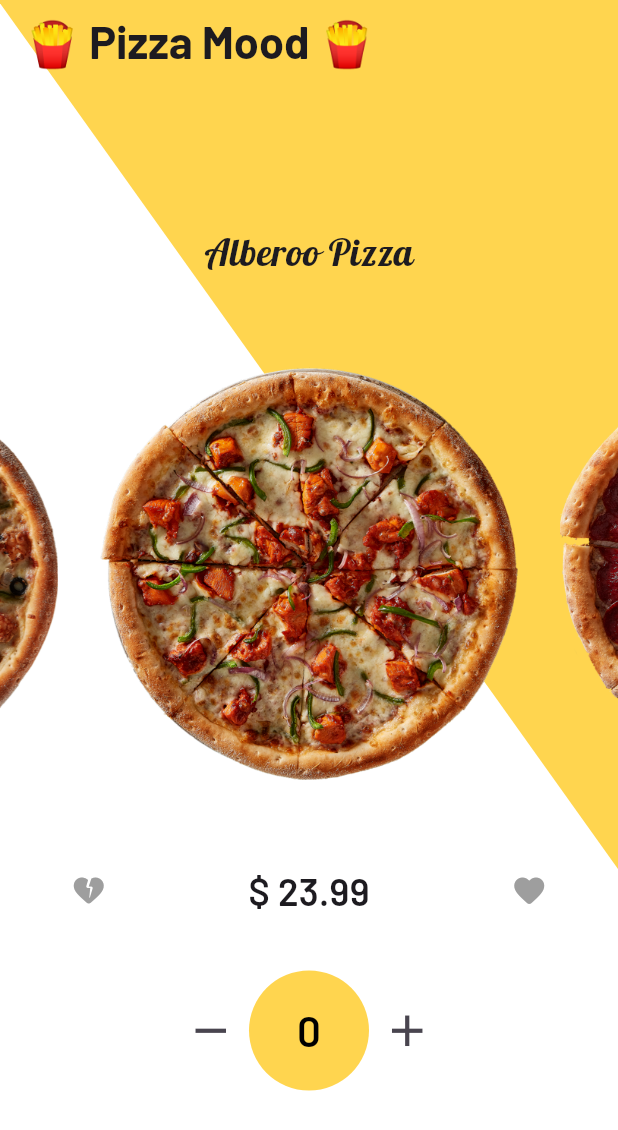
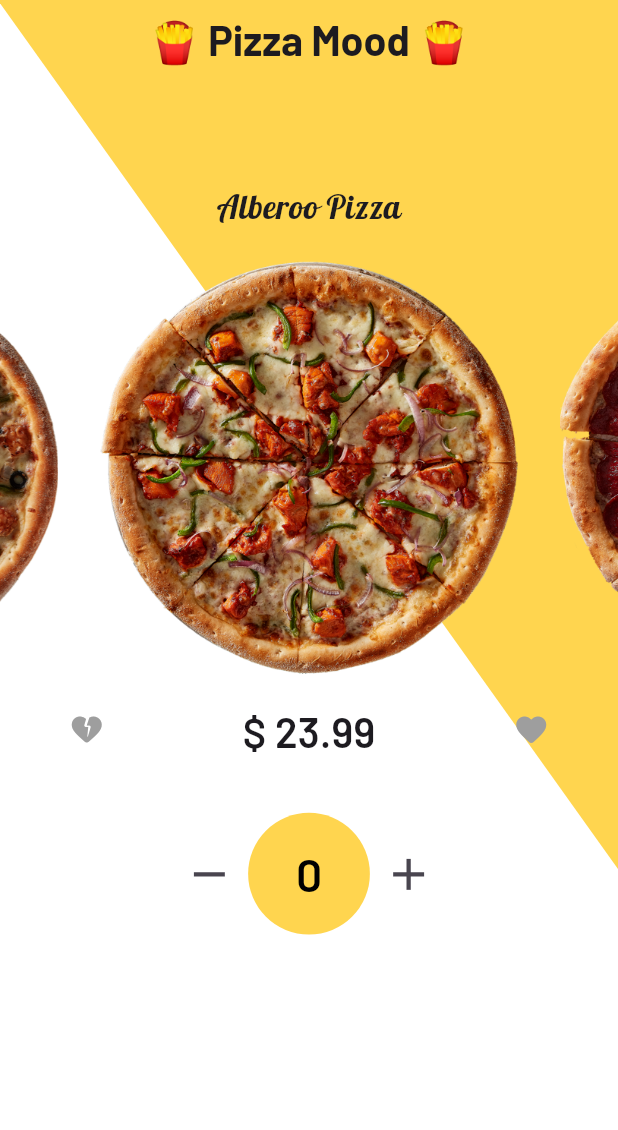
Before and after one commit to pouyamaroufi/Flutter-Food-App-UI, a Flutter app: the screen it shows after launch, on a phone screen of 412 x 824 dp. Shown: the top 1130 px of the screen. Run offline on Flutter 3.47's test engine with Material 2 defaults, Android fonts, the phone set to English and light mode, and no system bars; drawn by our look-alikes of carousel_slider; our stand-ins replace countup, flutter_staggered_animations, get, google_fonts, lottie; missing offline and left inert: avatar_stack.

Commit message:
improvment ui layout

```diff
--- a/lib/pizza_screen.dart
+++ b/lib/pizza_screen.dart
@@ -3,6 +3,7 @@ import 'package:carousel_slider/carousel_slider.dart';
 import 'package:flutter/material.dart';
 import 'package:foodapp/btn_widget.dart';
 import 'package:foodapp/controller.dart';
+import 'package:foodapp/responsive.dart';
 import 'package:foodapp/salad_screen.dart';
 import 'package:foodapp/triangle_painter.dart';
 import 'package:get/get.dart';
@@ -18,10 +19,11 @@ class PizzaScreen extends StatelessWidget {
     return Scaffold(
       extendBodyBehindAppBar: true,
       appBar: AppBar(
+        centerTitle: true,
         title: Text(
           '🍟 Pizza Mood 🍟',
           style: GoogleFonts.getFont('Barlow',
-              fontSize: 30, fontWeight: FontWeight.bold),
+              fontSize: resW(25), fontWeight: FontWeight.bold),
         ),
       ),
       body: Obx(
@@ -67,13 +69,12 @@ class PizzaScreen extends StatelessWidget {
                           ),
                         ),
                         children: [
-                          const SizedBox(
-                            height: 150,
-                          ),
+                          SizedBox(height: resH(120)),
                           Text(
                             controller
                                 .foodList[controller.contentIndex.value].name!,
-                            style: GoogleFonts.getFont('Lobster', fontSize: 25),
+                            style: GoogleFonts.getFont('Lobster',
+                                fontSize: resW(20)),
                           ),
                           CarouselSlider.builder(
                             itemCount: controller.foodList.length,
@@ -85,7 +86,7 @@ class PizzaScreen extends StatelessWidget {
                                     child: Image.asset(
                                         'assets/images/${controller.foodList[i].image!}')),
                             options: CarouselOptions(
-                                height: 390,
+                                height: resH(310),
                                 aspectRatio: 1,
                                 viewportFraction: 0.7,
                                 initialPage: 0,
@@ -109,7 +110,8 @@ class PizzaScreen extends StatelessWidget {
                               Text(
                                 '\$ ${controller.foodList[controller.contentIndex.value].price!}',
                                 style: GoogleFonts.getFont('Barlow',
-                                    fontSize: 25, fontWeight: FontWeight.w600),
+                                    fontSize: resW(25),
+                                    fontWeight: FontWeight.w600),
                               ),
                               const Icon(
                                 Icons.favorite_rounded,
@@ -117,12 +119,12 @@ class PizzaScreen extends StatelessWidget {
                               ),
                             ],
                           ),
-                          const SizedBox(height: 35),
+                          SizedBox(height: resH(35)),
                           Row(
                             mainAxisAlignment: MainAxisAlignment.center,
                             children: [
                               IconButton(
-                                iconSize: 35,
+                                iconSize: resH(35),
                                 onPressed: () {
                                   if (controller
                                           .foodList[
@@ -146,7 +148,7 @@ class PizzaScreen extends StatelessWidget {
                                 ),
                               ),
                               CircleAvatar(
-                                radius: 40,
+                                radius: resH(40),
                                 backgroundColor: Colors.amber[300]!,
                                 child: Center(
                                   child: Text(
@@ -155,14 +157,14 @@ class PizzaScreen extends StatelessWidget {
                                         .item
                                         .toString(),
                                     style: GoogleFonts.getFont('Barlow',
-                                        fontSize: 28,
+                                        fontSize: resW(28),
                                         fontWeight: FontWeight.w600,
                                         color: Colors.black),
                                   ),
                                 ),
                               ),
                               IconButton(
-                                iconSize: 35,
+                                iconSize: resH(35),
                                 onPressed: () {
                                   controller
                                       .foodList[controller.contentIndex.value]
@@ -200,7 +202,7 @@ class PizzaScreen extends StatelessWidget {
                                       Expanded(
                                         flex: 5,
                                         child: AvatarStack(
-                                          height: 50,
+                                          height: resH(50),
                                           avatars: [
                                             for (var n = 0;
                                                 n < controller.orderList.length;
@@ -216,7 +218,7 @@ class PizzaScreen extends StatelessWidget {
                                           'X ${controller.orderList.length}',
                                           textAlign: TextAlign.end,
                                           style: GoogleFonts.getFont('Barlow',
-                                              fontSize: 28,
+                                              fontSize: resW(28),
                                               fontWeight: FontWeight.w600,
                                               color: Colors.black),
                                         ),
--- /dev/null
+++ b/lib/responsive.dart
@@ -0,0 +1,31 @@
+import 'package:flutter/material.dart';
+import 'package:get/get.dart';
+
+class SizeConfig {
+  late MediaQueryData _mediaQueryData;
+  late double screenWidth;
+  late double screenHeight;
+  late double defaultSize;
+  late Orientation orientation;
+
+  void init(BuildContext context) {
+    _mediaQueryData = MediaQuery.of(context);
+    screenWidth = _mediaQueryData.size.width;
+    screenHeight = _mediaQueryData.size.height;
+    orientation = _mediaQueryData.orientation;
+  }
+}
+
+double resH(double inputHeight) {
+  //double screenHeight = MediaQuery.of(context).size.height;
+  double screenHeight = Get.height;
+  // 812 is the layout height that designer use
+  return (inputHeight / 812.0) * screenHeight;
+}
+
+// Get the proportionate height as per screen size
+double resW(double inputWidth) {
+  double screenWidth = Get.width;
+  // 375 is the layout width that designer use
+  return (inputWidth / 375.0) * screenWidth;
+}
```
Also changed, not shown: lib/drink_screen.dart (+14 -12 lines), lib/salad_screen.dart (+16 -14 lines).
